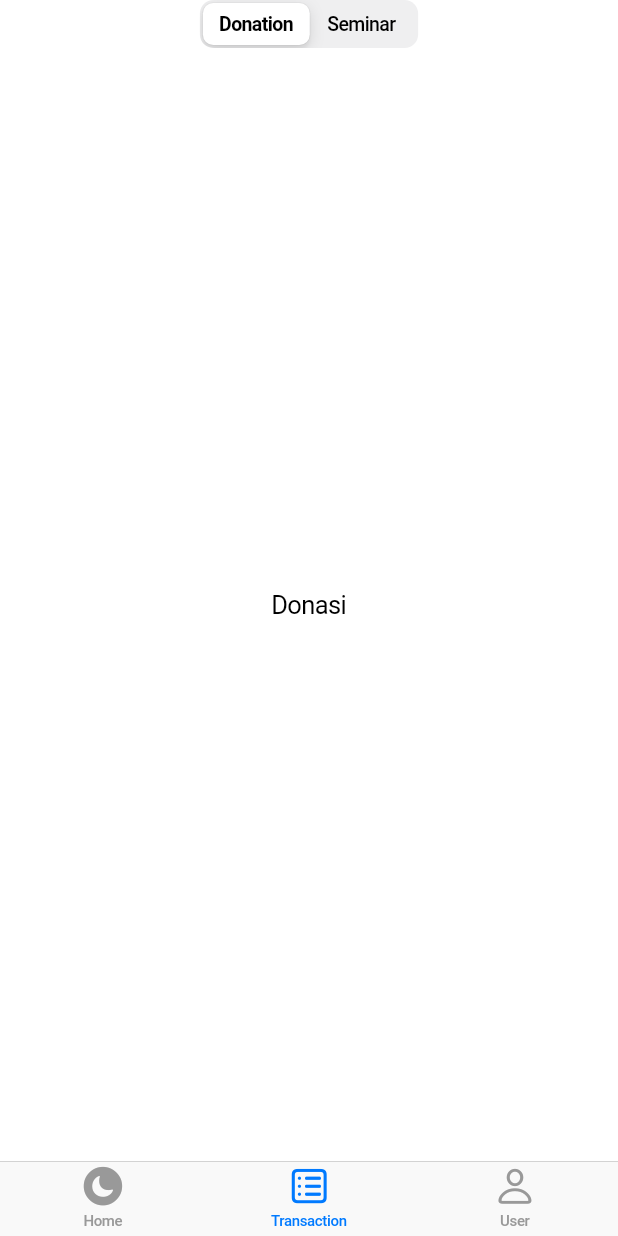
After one commit to alifgiant/al-ishlah-app, a Flutter app: the screen it shows after launch, item 2 of the bottom bar chosen, on a phone screen of 412 x 824 dp. The commit adds this screen. Run offline on Flutter 3.47's test engine with Material 2 defaults, Android fonts, the light colour scheme and no system bars.

Commit message:
add transaction tab selector

```diff
--- a/lib/page/transaction/transaction_page.dart
+++ b/lib/page/transaction/transaction_page.dart
@@ -1,4 +1,6 @@
 import 'package:al_ishlah_app/page/main_tab.dart';
+import 'package:al_ishlah_app/page/transaction/trx_donation_page.dart';
+import 'package:al_ishlah_app/page/transaction/trx_seminar_page.dart';
 import 'package:flutter/cupertino.dart';
 
 class TransactionTab implements TabData {
@@ -18,9 +20,12 @@ class TransactionPage extends StatefulWidget {
 }
 
 class _TransactionPageState extends State<TransactionPage> {
-  final List<String> _tabKey = ['donasi', 'seminar'];
+  int selectedTab = 0;
   final PageController _pageController = PageController();
-  int selectedTab = 0;
+  final List<TabData> _tabs = [
+    TrxDonationTab(),
+    TrxSeminarTab(),
+  ];
 
   void updateIndex(int index) {
     _pageController.animateToPage(
@@ -39,13 +44,13 @@ class _TransactionPageState extends State<TransactionPage> {
       child: Column(
         children: [
           CupertinoSlidingSegmentedControl(
-            children: {
-              _tabKey[0]: Text('Donation'),
-              _tabKey[1]: Text('Seminar'),
-            },
-            groupValue: _tabKey[selectedTab],
+            children: _tabs
+                .asMap()
+                .map((key, value) => MapEntry(value.label, Text(value.label))),
+            groupValue: _tabs[selectedTab].label,
             onValueChanged: (String? str) {
-              final newIndex = _tabKey.indexOf(str!);
+              final newIndex =
+                  _tabs.indexWhere((element) => element.label == str);
               updateIndex(newIndex);
             },
           ),
@@ -53,10 +58,7 @@ class _TransactionPageState extends State<TransactionPage> {
             child: PageView(
               controller: _pageController,
               onPageChanged: (i) => updateIndex(i),
-              children: [
-                Center(child: Text('Donasi')),
-                Center(child: Text('Seminar'))
-              ],
+              children: _tabs.map((e) => e.content).toList(),
             ),
           ),
         ],
--- /dev/null
+++ b/lib/page/transaction/trx_donation_page.dart
@@ -0,0 +1,25 @@
+import 'package:al_ishlah_app/page/main_tab.dart';
+import 'package:flutter/cupertino.dart';
+
+class TrxDonationTab implements TabData {
+  @override
+  Widget content = TrxDonationPage();
+
+  @override
+  Widget icon = Icon(CupertinoIcons.square_list);
+
+  @override
+  String label = 'Donation';
+}
+
+class TrxDonationPage extends StatefulWidget {
+  @override
+  _TrxDonationPageState createState() => _TrxDonationPageState();
+}
+
+class _TrxDonationPageState extends State<TrxDonationPage> {
+  @override
+  Widget build(BuildContext context) {
+    return Center(child: Text('Donasi'));
+  }
+}
--- /dev/null
+++ b/lib/page/transaction/trx_seminar_page.dart
@@ -0,0 +1,25 @@
+import 'package:al_ishlah_app/page/main_tab.dart';
+import 'package:flutter/cupertino.dart';
+
+class TrxSeminarTab implements TabData {
+  @override
+  Widget content = TrxSeminarPage();
+
+  @override
+  Widget icon = Icon(CupertinoIcons.square_list);
+
+  @override
+  String label = 'Seminar';
+}
+
+class TrxSeminarPage extends StatefulWidget {
+  @override
+  _TrxSeminarPageState createState() => _TrxSeminarPageState();
+}
+
+class _TrxSeminarPageState extends State<TrxSeminarPage> {
+  @override
+  Widget build(BuildContext context) {
+    return Center(child: Text('Donasi'));
+  }
+}
```
